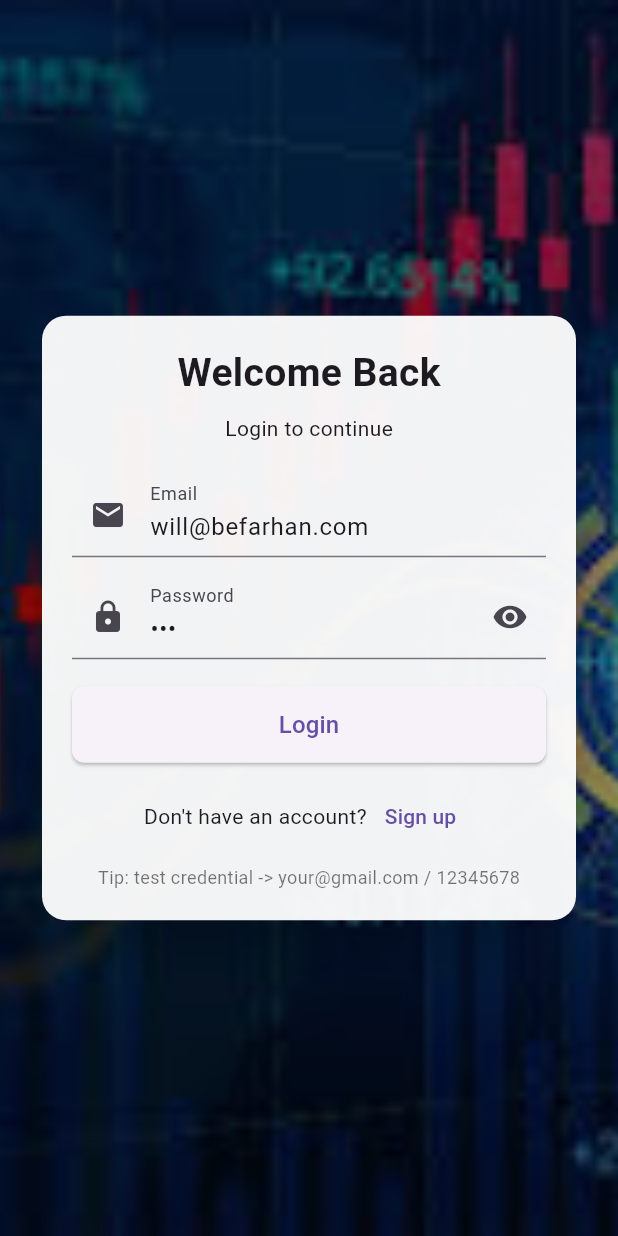
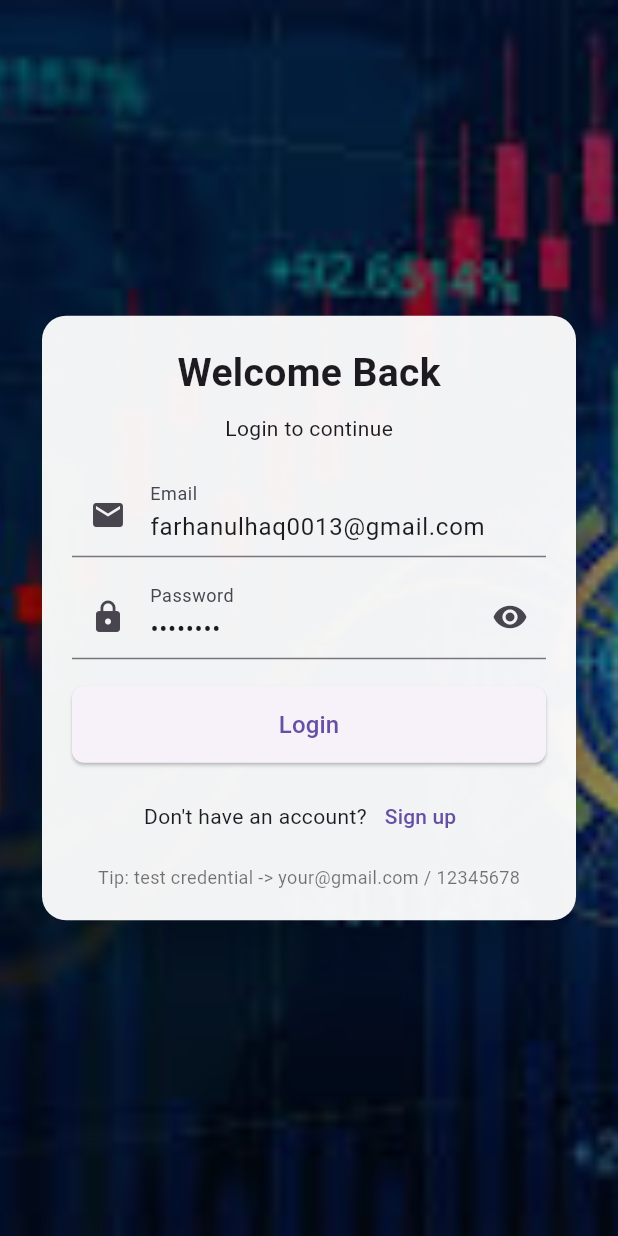
Before and after one commit to Farhanulhaq19/Trading--app, a Flutter app: the screen it shows after launch, on a phone screen of 412 x 824 dp. Run offline on Flutter 3.47's test engine with Material 3 defaults, Android fonts, the phone set to English and light mode, and no system bars.

Commit message:
Updated login

```diff
--- a/lib/Login.dart
+++ b/lib/Login.dart
@@ -11,9 +11,9 @@ class LoginScreen extends StatefulWidget {
 class _LoginScreenState extends State<LoginScreen> {
   final _formKey = GlobalKey<FormState>();
   final TextEditingController _emailController =
-  TextEditingController(text: 'will@befarhan.com'); // prefill for convenience
+  TextEditingController(text: 'farhanulhaq0013@gmail.com'); // when start prefill for understanding
   final TextEditingController _passwordController =
-  TextEditingController(text: '123'); // prefill for convenience
+  TextEditingController(text: '12345678'); // prefill password also
   bool _obscure = true;
 
   // Hardcoded valid credentials (local-only)
```
